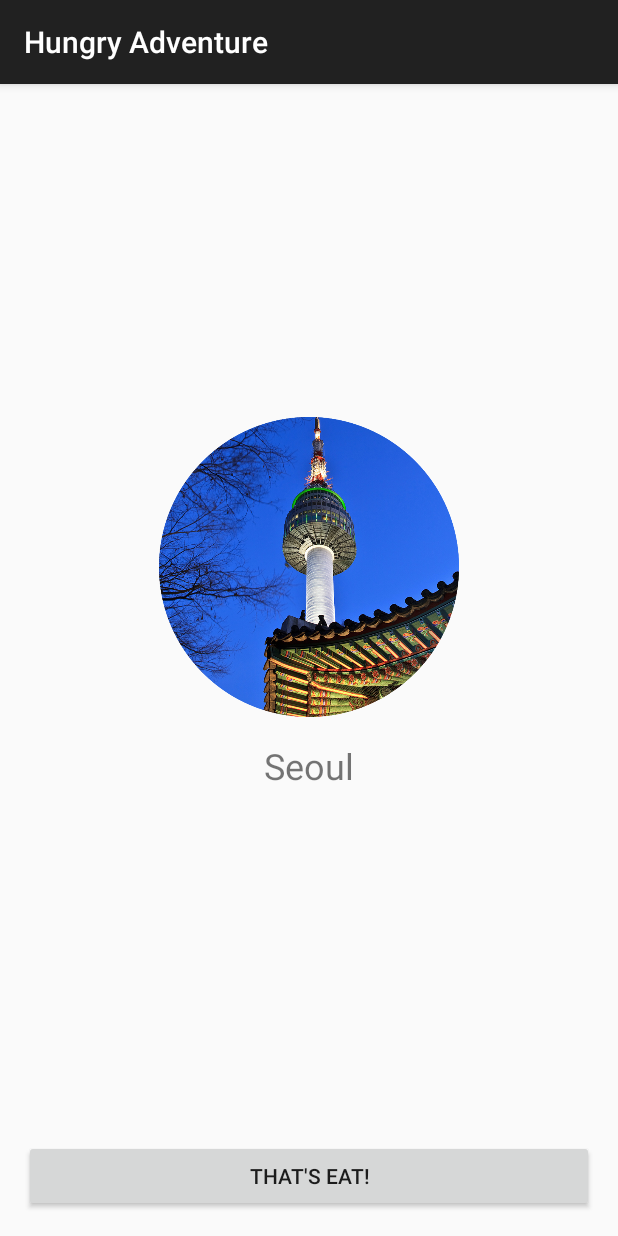
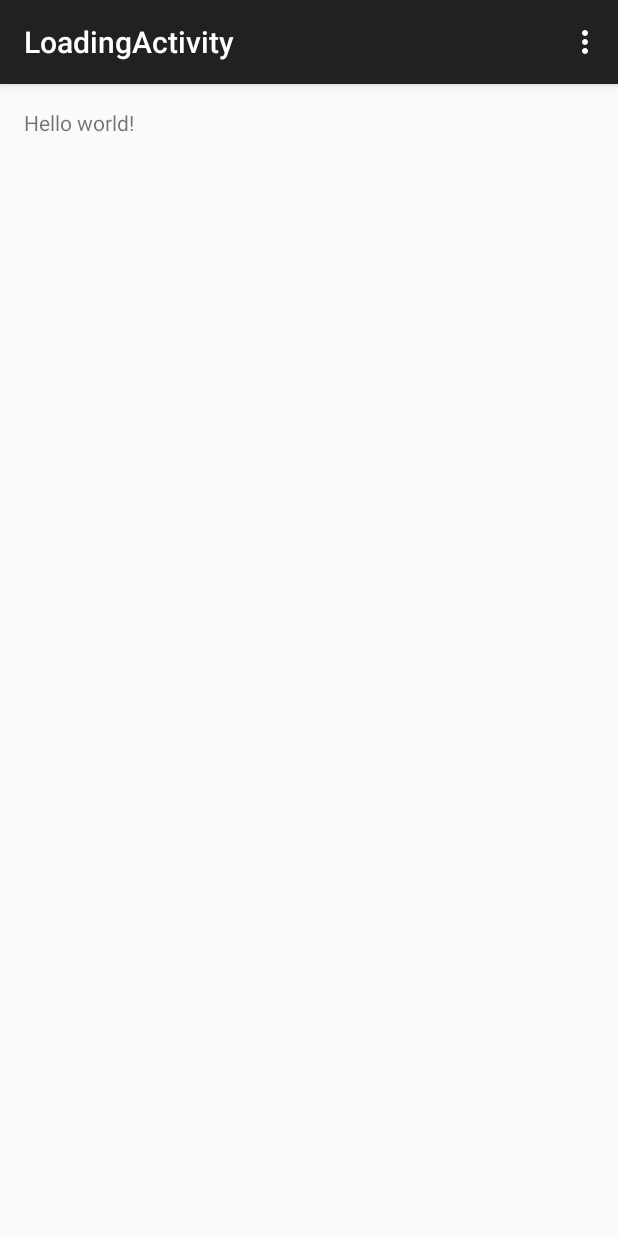
Before and after one commit to g82/Hungry, an Android app: the screen it shows after launch (SelectCountryActivity before the commit, LoadingActivity after it), on a phone screen of 412 x 824 dp. Run offline under Robolectric (Android 15) with nearby library versions, the phone set to English and light mode, and no system bars.

Commit message:
#cafe work

```diff
--- /dev/null
+++ b/app/src/main/java/com/gamepari/hungryadventure/LoadingActivity.java
@@ -0,0 +1,39 @@
+package com.gamepari.hungryadventure;
+
+import android.os.Bundle;
+import android.support.v7.app.ActionBarActivity;
+import android.view.Menu;
+import android.view.MenuItem;
+
+
+public class LoadingActivity extends ActionBarActivity {
+
+    @Override
+    protected void onCreate(Bundle savedInstanceState) {
+        super.onCreate(savedInstanceState);
+        setContentView(R.layout.activity_loading);
+    }
+
+
+    @Override
+    public boolean onCreateOptionsMenu(Menu menu) {
+        // Inflate the menu; this adds items to the action bar if it is present.
+        getMenuInflater().inflate(R.menu.menu_loading, menu);
+        return true;
+    }
+
+    @Override
+    public boolean onOptionsItemSelected(MenuItem item) {
+        // Handle action bar item clicks here. The action bar will
+        // automatically handle clicks on the Home/Up button, so long
+        // as you specify a parent activity in AndroidManifest.xml.
+        int id = item.getItemId();
+
+        //noinspection SimplifiableIfStatement
+        if (id == R.id.action_settings) {
+            return true;
+        }
+
+        return super.onOptionsItemSelected(item);
+    }
+}
--- a/app/src/main/java/com/gamepari/hungryadventure/SelectCountryActivity.java
+++ b/app/src/main/java/com/gamepari/hungryadventure/SelectCountryActivity.java
@@ -12,6 +12,7 @@ import android.widget.Button;
 import android.widget.ImageView;
 import android.widget.TextView;
 
+import com.gamepari.hungryadventure.assets.AssetImageTask;
 import com.gamepari.hungryadventure.country.ModelCountry;
 
 import java.util.ArrayList;
@@ -26,7 +27,6 @@ public class SelectCountryActivity extends ActionBarActivity {
     protected void onCreate(Bundle savedInstanceState) {
         super.onCreate(savedInstanceState);
         setContentView(R.layout.activity_select_country);
-
 
         final ViewPager viewPager = (ViewPager) findViewById(R.id.vpager_country);
         viewPager.setOffscreenPageLimit(2);
@@ -71,10 +71,7 @@ public class SelectCountryActivity extends ActionBarActivity {
 
             }
         });
-
-
     }
-
 
     private class CountryPagerAdapter extends PagerAdapter {
 
@@ -83,8 +80,8 @@ public class SelectCountryActivity extends ActionBarActivity {
 
         private CountryPagerAdapter() {
 
-            ModelCountry seoul = new ModelCountry("Seoul", R.drawable.thumb_seoul, false);
-            ModelCountry tokyo = new ModelCountry("Tokyo", R.drawable.thumb_tokyo, true);
+            ModelCountry seoul = new ModelCountry("Seoul", false, "thumb_seoul.png");
+            ModelCountry tokyo = new ModelCountry("Tokyo", true, "thumb_tokyo.png");
 
             listCountry.add(seoul);
             listCountry.add(tokyo);
@@ -109,7 +106,6 @@ public class SelectCountryActivity extends ActionBarActivity {
         @Override
         public void destroyItem(ViewGroup container, int position, Object object) {
             super.destroyItem(container, position, object);
-
             container.removeView((View) object);
         }
 
@@ -125,12 +121,13 @@ public class SelectCountryActivity extends ActionBarActivity {
             TextView tvLocked = (TextView) page.findViewById(R.id.tv_country_locked);
 
             tvName.setText(country.getName());
-            ivThumb.setImageResource(country.getThumbnail_id());
+
+            new AssetImageTask(SelectCountryActivity.this, ivThumb).execute(country.getName(), country.getmAssetPath());
+
             tvLocked.setVisibility(country.isLocked() ? View.VISIBLE : View.INVISIBLE);
 
             container.addView(page, position);
 
-            //return super.instantiateItem(container, position);
             return page;
         }
 
--- a/app/src/main/java/com/gamepari/hungryadventure/country/ModelCountry.java
+++ b/app/src/main/java/com/gamepari/hungryadventure/country/ModelCountry.java
@@ -6,21 +6,21 @@ package com.gamepari.hungryadventure.country;
 public class ModelCountry {
 
     private String name;
-    private int thumbnail_id;
     private boolean isLocked;
+    private String mAssetPath;
 
-    public ModelCountry(String name, int thumbnail_id, boolean isLocked) {
+    public ModelCountry(String name, boolean isLocked, String mAssetPath) {
         this.name = name;
-        this.thumbnail_id = thumbnail_id;
         this.isLocked = isLocked;
+        this.mAssetPath = mAssetPath;
     }
 
     public String getName() {
         return name;
     }
 
-    public int getThumbnail_id() {
-        return thumbnail_id;
+    public String getmAssetPath() {
+        return mAssetPath;
     }
 
     public boolean isLocked() {
--- /dev/null
+++ b/app/src/main/res/layout/activity_loading.xml
@@ -0,0 +1,16 @@
+<RelativeLayout xmlns:android="http://schemas.android.com/apk/res/android"
+    xmlns:tools="http://schemas.android.com/tools"
+    android:layout_width="match_parent"
+    android:layout_height="match_parent"
+    android:paddingBottom="@dimen/activity_vertical_margin"
+    android:paddingLeft="@dimen/activity_horizontal_margin"
+    android:paddingRight="@dimen/activity_horizontal_margin"
+    android:paddingTop="@dimen/activity_vertical_margin"
+    tools:context="com.gamepari.hungryadventure.LoadingActivity">
+
+    <TextView
+        android:layout_width="wrap_content"
+        android:layout_height="wrap_content"
+        android:text="@string/hello_world" />
+
+</RelativeLayout>
--- a/app/src/main/res/layout/page_country.xml
+++ b/app/src/main/res/layout/page_country.xml
@@ -8,8 +8,7 @@
     <ImageView
         android:id="@+id/iv_thumb"
         android:layout_width="200dp"
-        android:layout_height="200dp"
-        android:src="@drawable/thumb_seoul" />
+        android:layout_height="200dp" />
 
     <TextView
         android:id="@+id/tv_country_name"
--- /dev/null
+++ b/app/src/main/res/menu/menu_loading.xml
@@ -0,0 +1,10 @@
+<menu xmlns:android="http://schemas.android.com/apk/res/android"
+    xmlns:app="http://schemas.android.com/apk/res-auto"
+    xmlns:tools="http://schemas.android.com/tools"
+    tools:context="com.gamepari.hungryadventure.LoadingActivity">
+    <item
+        android:id="@+id/action_settings"
+        android:orderInCategory="100"
+        android:title="@string/action_settings"
+        app:showAsAction="never" />
+</menu>
--- a/app/src/main/res/values/strings.xml
+++ b/app/src/main/res/values/strings.xml
@@ -7,4 +7,5 @@
 
     <!-- TODO: Remove or change this placeholder text -->
     <string name="hello_blank_fragment">Hello blank fragment</string>
+    <string name="title_activity_loading">LoadingActivity</string>
 </resources>
```
Also changed, not shown: app/src/main/AndroidManifest.xml (+10 -1 lines), app/src/main/java/com/gamepari/hungryadventure/AdventureActivity.java (+0 -14 lines), app/src/main/java/com/gamepari/hungryadventure/FoodPageFragment.java (+9 -117 lines), app/src/main/java/com/gamepari/hungryadventure/assets/AssetImageTask.java (added, +89 -0 lines), app/src/main/assets/thumb_seoul.png (renamed from app/src/main/res/drawable/thumb_seoul.png), app/src/main/assets/thumb_tokyo.png (renamed from app/src/main/res/drawable/thumb_tokyo.png).
